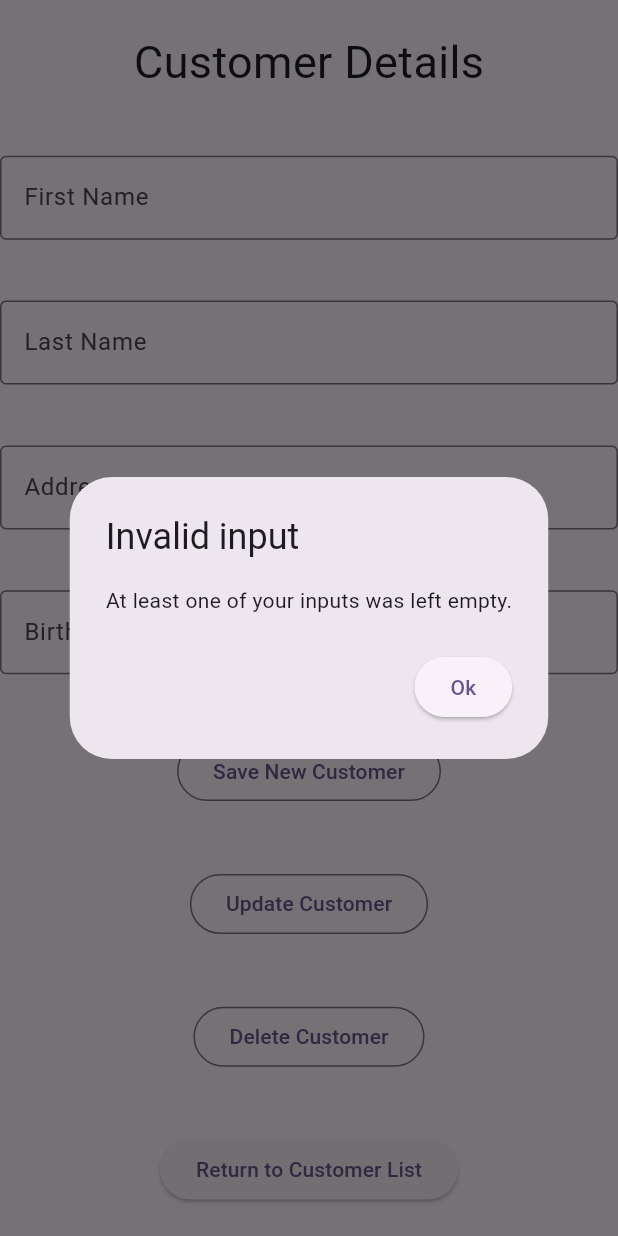
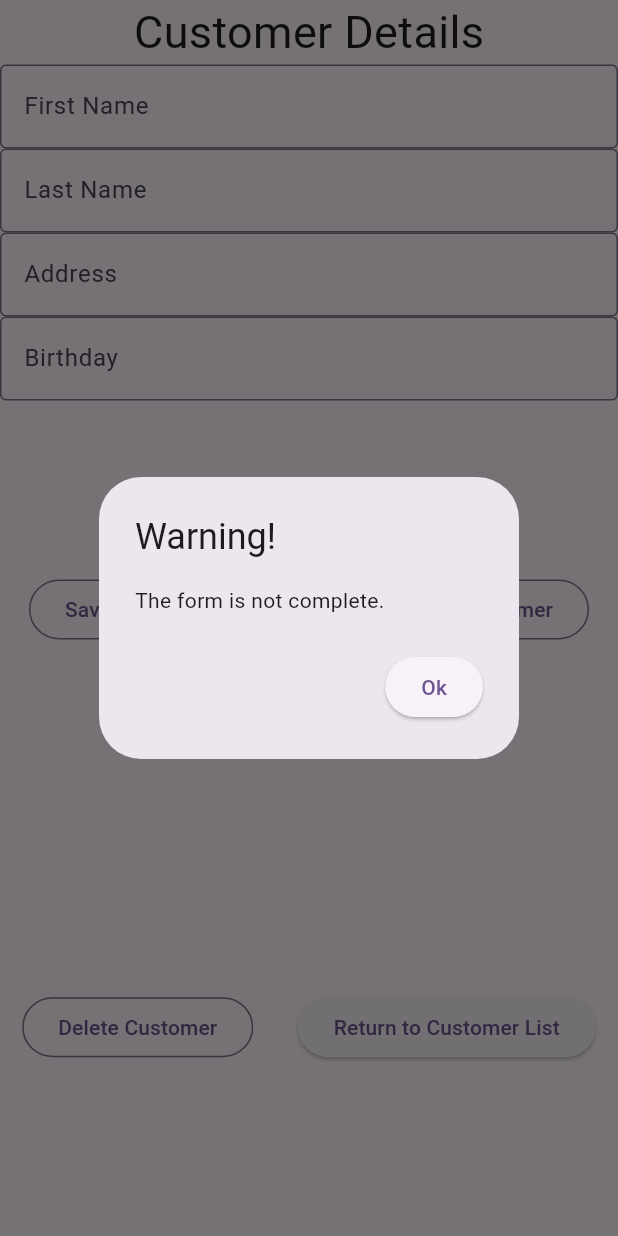
Before and after one commit to andrewigk/flights, a Flutter app: the CustomerAdd screen opened by its route, after a tap on "Update Customer", on a phone screen of 412 x 824 dp. Run offline on Flutter 3.47's test engine with Material 3 defaults, Android fonts, the phone set to English and light mode, and no system bars; our stand-ins replace floor, sqflite; missing offline and left inert: encrypted_shared_preferences; accounts and stored records are empty; generated files the repository leaves out were written again.

Commit message:
Customers page completed.

```diff
--- a/lib/customers/customer_add.dart
+++ b/lib/customers/customer_add.dart
@@ -1,31 +1,32 @@
-import 'package:cst2335_final_project/customers/customer.dart';
-import 'package:encrypted_shared_preferences/encrypted_shared_preferences.dart';
 import 'package:flutter/cupertino.dart';
 import 'package:flutter/material.dart';
 
 import '../database.dart';
+import 'customer.dart';
 import 'customer_dao.dart';
 import 'customer_repository.dart';
 
-// Page to add customers.
+/// This is the class to add customers to the database.
 class CustomerAdd extends StatefulWidget {
+  // Database instance.
   final ApplicationDatabase database;
+  // Customer object.
   final Customer? customer;
-
-  CustomerAdd({required this.database, this.customer}); // take the database from main
+  // Constructor to initialize the database with this customer.
+  CustomerAdd({required this.database, this.customer});
 
   @override
   State<CustomerAdd> createState() => CustomerAddState(customerDao: database.customerDao);
 }
 
-
 class CustomerAddState extends State<CustomerAdd> {
+  /// Creates a CustomerAddState instance with a customerDao and this database.
   CustomerAddState({required this.customerDao, this.customer});
-
+  /// Declaring data access object for customer.
   late CustomerDao customerDao;
+  /// Declaring a customer object.
   final Customer? customer;
-
-
+  /// Declaring text editing controllers for text fields.
   late TextEditingController _firstName;
   late TextEditingController _lastName;
   late TextEditingController _address;
@@ -34,30 +35,25 @@ class CustomerAddState extends State<CustomerAdd> {
   @override
   void initState() {
     super.initState();
+    // Initializing text editing controllers.
     _firstName = TextEditingController();
     _lastName = TextEditingController();
     _address = TextEditingController();
     _birthday = TextEditingController();
 
+    // Checks if a customer object is provided, if it is, insert values into
+    // text fields.
     if (widget.customer != null) {
       _firstName.text = widget.customer!.firstName;
       _lastName.text = widget.customer!.lastName;
       _address.text = widget.customer!.address;
       _birthday.text = widget.customer!.birthday;
     }
-
-    // WidgetsBinding.instance?.addPostFrameCallback((_) {
-    //   ScaffoldMessenger.of(context).showSnackBar(
-    //       SnackBar(
-    //         content: Text('Add a new customer'),
-    //         duration: Duration(seconds: 5),
-    //       )
-    //   );
-    // });
   }
 
   @override
   void dispose() {
+    // Saves customer data into repository.
     saveCustomerData();
     _firstName.dispose();
     _lastName.dispose();
@@ -66,28 +62,16 @@ class CustomerAddState extends State<CustomerAdd> {
     super.dispose();
   }
 
+  /// This function validates that the text fields are not left empty.
   bool validateUserInputsCustomer() {
-    if (_firstName.value.text == "") {
-      return false;
-    }
-    if (_lastName.value.text == "") {
-      return false;
-    }
-    if (_address.value.text == "") {
-      return false;
-    }
-    if (_birthday.value.text == "") {
-      return false;
-    }
-    return true;
+    return _firstName.value.text.isNotEmpty &&
+        _lastName.value.text.isNotEmpty &&
+        _address.value.text.isNotEmpty &&
+        _birthday.value.text.isNotEmpty;
   }
 
-  void closeAlertDialog() {
-    Navigator.pop(context);
-    Navigator.pushNamed(context, "/customersPage");
-  }
-
-  void clearUserInputs(){
+  /// This function clears the text fields.
+  void clearUserInputs() {
     setState(() {
       _firstName.clear();
       _lastName.clear();
@@ -96,48 +80,70 @@ class CustomerAddState extends State<CustomerAdd> {
     });
   }
 
+  /// This function saves the customer data into the repository with encrypted
+  /// shared preferences.
   void saveCustomerData() async {
     CustomerRepository.firstName = _firstName.text;
     CustomerRepository.lastName = _lastName.text;
     CustomerRepository.address = _address.text;
     CustomerRepository.birthday = _birthday.text;
-    CustomerRepository.saveData();
+    // saveData() is completed once operations are completed with await.
+    await CustomerRepository.saveData();
   }
 
-  void addNewCustomer() {
+  /// This function adds a new customer to the database and saves the data to
+  /// the repository.
+  void addNewCustomer() async {
+    // If all the fields are not completed, an alert dialog appears.
     if (!validateUserInputsCustomer()) {
+      incompleteForm();
+    // If all fields are complete.
+    } else {
+      // Instantiating customer object with text field values.
+      var customer = Customer(Customer.cID, _firstName.value.text,
+          _lastName.value.text, _address.value.text, _birthday.value.text);
+      // Insert this customer into database.
+      await customerDao.insertCustomer(customer);
+      // Save customer data to repository.
+      saveCustomerData();
+      // return to customers main page.
+      Navigator.pushNamed(context, "/customersPage");
+      // clear inputs in text fields.
+      clearUserInputs();
+    }
+  }
+
+  /// This function updates an existing customer in the database.
+  void updateCustomer() {
+    // If all text fields are not completed.
+    if (!validateUserInputsCustomer()) {
+      incompleteForm();
+    // If all text fields are completed.
+    } else {
+      // Instantiating new updated customer with updated values.
+      var updatedCustomer = Customer(widget.customer!.customerId, _firstName.value.text,
+          _lastName.value.text, _address.value.text, _birthday.value.text);
+      // Updating customer using DAO.
+      customerDao.updateCustomer(updatedCustomer).then((_) {
+        Navigator.pushNamed(context, '/customersPage');
+      });
+    }
+  }
+
+  /// This function is to delete a customer from the database using the DAO.
+  void deleteCustomer() async {
+    await customerDao.deleteCustomer(widget.customer!);
+    Navigator.pushNamed(context, '/customersPage');
+    // });
+  }
+
+  /// This function is to display an alert dialog if text fields are left empty.
+  void incompleteForm() {
     showDialog<String>(
       context: context,
       builder: (BuildContext context) => AlertDialog(
-        title: const Text("Invalid input"),
-        content: const Text("At least one of your inputs was left empty."),
-        actions: <Widget>[
-          ElevatedButton(
-              onPressed: () {Navigator.pop(context);},
-              child: Text("Ok")
-          )
-        ],
-      ));
-    } else {
-      var customer = Customer(Customer.cID, _firstName.value.text,
-          _lastName.value.text, _address.value.text, _birthday.value.text);
-
-      customerDao.insertCustomer(customer).then((_) {
-        Navigator.pushNamed(context,  "/customersPage");
-      });
-
-      clearUserInputs();
-
-    }
-  }
-
-  void updateCustomer() {
-    if (!validateUserInputsCustomer()) {
-      showDialog<String>(
-        context: context,
-        builder: (BuildContext context) => AlertDialog(
-          title: const Text("Invalid input"),
-          content: const Text("At least one of your inputs was left empty."),
+        title: const Text("Warning!"),
+        content: const Text("The form is not complete."),
         actions: <Widget>[
           ElevatedButton(
             onPressed: () { Navigator.pop(context); },
@@ -146,35 +152,16 @@ class CustomerAddState extends State<CustomerAdd> {
         ],
       ),
     );
-    } else {
-      var updatedCustomer = Customer(
-        widget.customer!.customerId,
-        _firstName.text,
-        _lastName.text,
-        _address.text,
-        _birthday.text,
-      );
-      customerDao.updateCustomer(updatedCustomer).then((_) {
-        Navigator.pushNamed(context, '/customersPage');
-      });
   }
-      }
-
-  void deleteCustomer() {
-      customerDao.deleteCustomer(widget.customer!).then((_) {
-        Navigator.pushNamed(context, '/customersPage');
-    });
-  }
-
-
 
   @override
   Widget build(BuildContext context) {
     return Scaffold(
       body: Center(
-            child: Column (
+        child: Column(
           mainAxisAlignment: MainAxisAlignment.spaceAround,
           children: [
+            // Shows the form to add/modify customer details.
             Text("Customer Details", style: TextStyle(fontSize: 30)),
             Container(
               width: 500,
@@ -182,9 +169,9 @@ class CustomerAddState extends State<CustomerAdd> {
                 controller: _firstName,
                 decoration: InputDecoration(
                   hintText: "First Name",
-                            border: OutlineInputBorder()
-                        )
-                    )
+                  border: OutlineInputBorder(),
+                ),
+              ),
             ),
             Container(
               width: 500,
@@ -192,9 +179,9 @@ class CustomerAddState extends State<CustomerAdd> {
                 controller: _lastName,
                 decoration: InputDecoration(
                   hintText: "Last Name",
-                            border: OutlineInputBorder()
-                        )
-                    )
+                  border: OutlineInputBorder(),
+                ),
+              ),
             ),
             Container(
               width: 500,
@@ -202,9 +189,9 @@ class CustomerAddState extends State<CustomerAdd> {
                 controller: _address,
                 decoration: InputDecoration(
                   hintText: "Address",
-                            border: OutlineInputBorder()
-                        )
-                    )
+                  border: OutlineInputBorder(),
+                ),
+              ),
             ),
             Container(
               width: 500,
@@ -212,37 +199,47 @@ class CustomerAddState extends State<CustomerAdd> {
                 controller: _birthday,
                 decoration: InputDecoration(
                   hintText: "Birthday",
-                            border: OutlineInputBorder()
-                        )
-                    )
+                  border: OutlineInputBorder(),
                 ),
-
-                OutlinedButton(child:
-                Text("Save New Customer"),
-                    onPressed: (){
-                      addNewCustomer();
-                    }
               ),
-                OutlinedButton(child:
-                Text("Update Customer"),
-                    onPressed: (){
-                      updateCustomer();
-                    }
             ),
-                OutlinedButton(child:
-                Text("Delete Customer"),
-                    onPressed: (){
-                      deleteCustomer();
-                    }
+            // Buttons were laid out this way to avoid screen overflow when
+            // keyboard displays in portrait mode.
+            Expanded(
+              child: Row(
+                mainAxisAlignment: MainAxisAlignment.spaceAround,
+                children: [
+                  OutlinedButton(
+                    child: Text("Save New Customer"),
+                    onPressed: addNewCustomer,
                   ),
-                ElevatedButton(child:
-                Text("Return to Customer List"),
+                  OutlinedButton(
+                    child: Text("Update Customer"),
+                    onPressed: updateCustomer,
+                  ),
+                ],
+              ),
+            ),
+            Expanded(
+              child: Row(
+                mainAxisAlignment: MainAxisAlignment.spaceAround,
+                children: [
+                  OutlinedButton(
+                    child: Text("Delete Customer"),
+                    onPressed: deleteCustomer,
+                  ),
+                  ElevatedButton(
+                    child: Text("Return to Customer List"),
                     onPressed: () {
                       Navigator.pushNamed(context, '/customersPage');
-                    })
+                    },
+                  ),
                 ],
-            )
-        )
+              ),
+            ),
+          ],
+        ),
+      ),
     );
   }
 }
--- a/lib/customers/customer_dao.dart
+++ b/lib/customers/customer_dao.dart
@@ -1,22 +1,22 @@
 import 'package:floor/floor.dart';
 import 'customer.dart';
 
-
+/// Data access object class for Customer.
 @dao
 abstract class CustomerDao {
-
+  // Gets all customers.
   @Query('SELECT * FROM customers')
   Future<List<Customer>> getAllCustomers();
 
-  @Query("SELECT * FROM customers WHERE id = :id")
-  Stream<Customer?> getCustomerById(int id);
-
+  // Inserts a customer to database.
   @insert
   Future<void> insertCustomer(Customer customer);
 
+  // Updates an existing customer record.
   @update
   Future<void> updateCustomer(Customer customer);
 
+  // Deletes an existing customer record.
   @delete
   Future<void> deleteCustomer(Customer customer);
 
--- a/pubspec.yaml
+++ b/pubspec.yaml
@@ -41,6 +41,7 @@ dependencies:
   # The following adds the Cupertino Icons font to your application.
   # Use with the CupertinoIcons class for iOS style icons.
   cupertino_icons: ^1.0.6
+  dartdoc: ^8.0.7
 
 dev_dependencies:
   flutter_test:
```
Also changed, not shown: lib/customers/customer.dart (+4 -14 lines), lib/customers/customer_page.dart (+136 -72 lines), lib/customers/customer_repository.dart (+13 -8 lines), pubspec.lock. Lines whose indentation alone changed are shown as unchanged.
